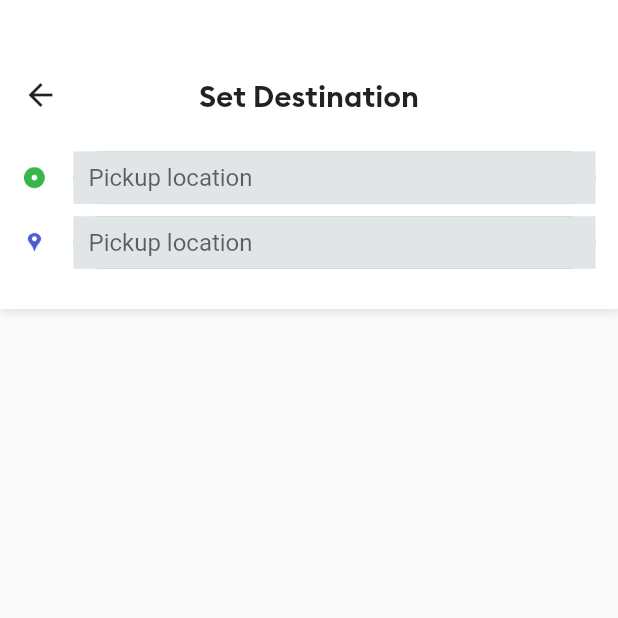
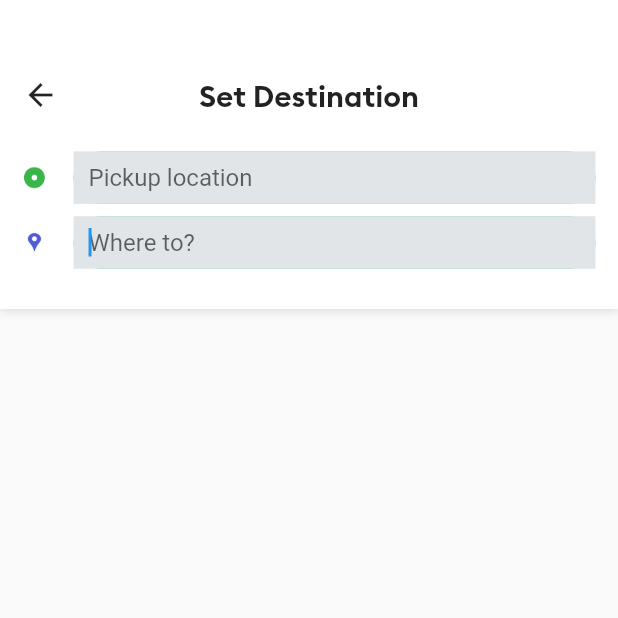
Before and after one commit to JoaoBaroni/UberClone---Rider, a Flutter app: the screen it shows after launch, after a tap on "Search destination", on a phone screen of 412 x 824 dp, the top half of it. Run offline on Flutter 3.47's test engine with Material 2 defaults, Android fonts, the phone set to English and light mode, and no system bars; our stand-ins replace connectivity, firebase_auth, firebase_core, firebase_database, geolocator, google_maps_flutter and 2 more; accounts and stored records are empty; network calls fail.

```diff
--- /dev/null
+++ b/lib/model/prediction.dart
@@ -0,0 +1,14 @@
+class Prediction{
+  String placeID;
+  String mainText;
+  String secondaryText;
+
+  Prediction({this.placeID, this.mainText, this.secondaryText});
+
+  Prediction.fromJson(Map<String, dynamic> json){
+    placeID = json['place_id'];
+    mainText = json['structured_formatting']['main_text'];
+    secondaryText = json['structured_formatting']['secondary_text'];
+  }
+
+}
--- a/lib/provider/app_data.dart
+++ b/lib/provider/app_data.dart
@@ -3,10 +3,16 @@ import 'package:rider/model/address.dart';
 
 class AppData extends ChangeNotifier{
   Address pickupAddress;
+  Address destinationAddress;
 
   void updatePickupAddress(Address pickup){
     pickupAddress = pickup;
     notifyListeners(); //To notify all widget tree; :)
   }
 
+  void updateDestinationAddres(Address destination){
+    destinationAddress = destination;
+    notifyListeners();
+  }
+
 }
--- a/lib/screens/search_page.dart
+++ b/lib/screens/search_page.dart
@@ -1,13 +1,19 @@
 import 'package:flutter/cupertino.dart';
 import 'package:flutter/material.dart';
+import 'package:outline_material_icons/outline_material_icons.dart';
 import 'package:rider/brand_colors.dart';
+import 'package:rider/components/brand_divider.dart';
+import 'package:rider/components/prediction_tile.dart';
+import 'package:rider/constants/constants.dart';
+import 'package:rider/model/prediction.dart';
 import 'package:rider/provider/app_data.dart';
+import 'package:rider/utils/request_helper.dart';
+import 'package:rider/utils/request_helper_methods.dart';
 import 'package:rider/utils/utils.dart';
 import 'package:provider/provider.dart';
 
 class SearchPage extends StatefulWidget {
   static String id = 'searchPage';
-
 
   @override
   _SearchPageState createState() => _SearchPageState();
@@ -16,13 +22,36 @@ class SearchPage extends StatefulWidget {
 class _SearchPageState extends State<SearchPage> {
   var pickupController = TextEditingController();
   var destinationController = TextEditingController();
+  var focusDestination = FocusNode();
+  List newsPrecitions = [];
+
+  bool focused = false;
+  void setFocus() {
+    if (!focused) {
+      FocusScope.of(context).requestFocus(focusDestination);
+      focused = true;
+    }
+  }
+
+  void updateSearchState(String placeName) async {
+    List<Prediction> newList = [];
+    newList = await HelperMethods.searchPlace(placeName);
+    setState(() {
+      newsPrecitions = newList;
+    });
+  }
+
+
 
   @override
   Widget build(BuildContext context) {
     double heightValue = Utils.screenHeigthValue(context);
     double widthValue = Utils.screenWidthValue(context);
-    String currentAddress = Provider.of<AppData>(context).pickupAddress != null ? Provider.of<AppData>(context).pickupAddress.placeFormattedAddress : '';
+    String currentAddress = Provider.of<AppData>(context).pickupAddress != null
+        ? Provider.of<AppData>(context).pickupAddress.placeFormattedAddress
+        : '';
     pickupController.text = currentAddress;
+    setFocus();
 
     return Scaffold(
       body: Column(
@@ -98,9 +127,13 @@ class _SearchPageState extends State<SearchPage> {
                             borderRadius: BorderRadius.circular(50),
                           ),
                           child: TextField(
+                            onChanged: (value) {
+                              updateSearchState(value);
+                            },
                             controller: destinationController,
+                            focusNode: focusDestination,
                             decoration: InputDecoration(
-                                hintText: 'Pickup location',
+                                hintText: 'Where to?',
                                 filled: true,
                                 fillColor: BrandColors.colorLightGrayFair,
                                 border: InputBorder.none,
@@ -116,6 +149,23 @@ class _SearchPageState extends State<SearchPage> {
               ),
             ),
           ),
+
+          (newsPrecitions.length > 0) ?
+          Padding(
+            padding: const EdgeInsets.all(8),
+            child: ListView.separated(
+              padding: EdgeInsets.all(0),
+              itemBuilder: (context, index) {
+                return PredictionTile(
+                  prediction: newsPrecitions[index],
+                );
+              },
+              separatorBuilder: (context, index) => BrandDivider(),
+              itemCount: newsPrecitions.length,
+              shrinkWrap: true,
+              physics: ClampingScrollPhysics(),
+            ),
+          ) : Container()
         ],
       ),
     );
```
Also changed, not shown: lib/components/prediction_tile.dart (added, +46 -0 lines), lib/utils/request_helper_methods.dart (+69 -12 lines).
